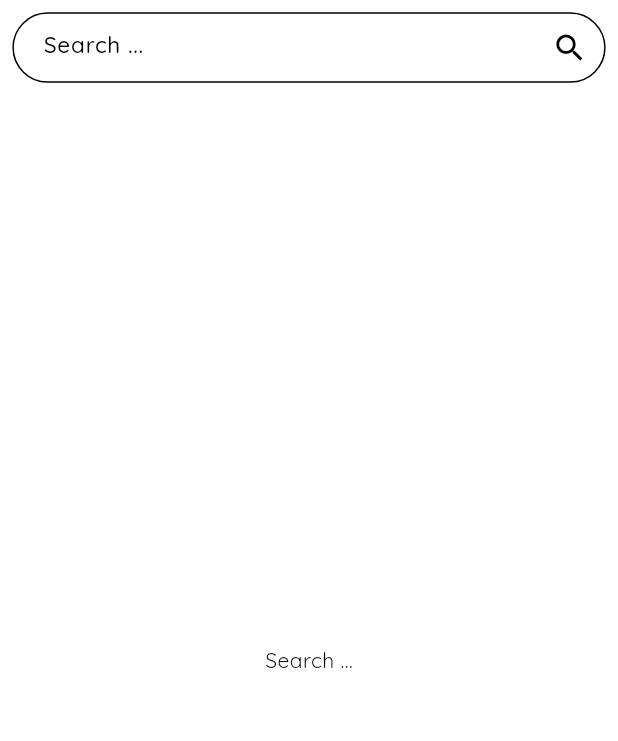
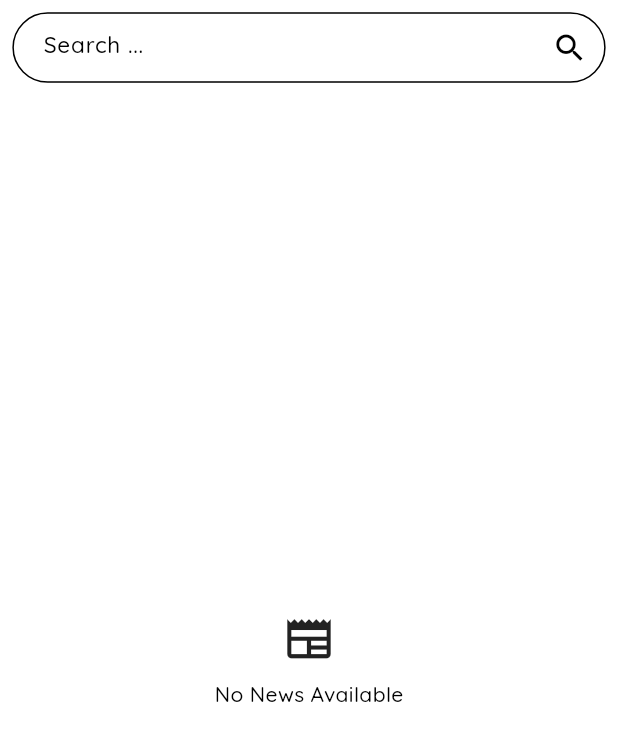
Before and after one commit to tharusha-theekshana/News_Beeper_Mobile_App_Flutter, a Flutter app: the SearchScreen screen opened directly, on a phone screen of 412 x 824 dp. Shown: the top 741 px of the screen. Run offline on Flutter 3.47's test engine with Material 3 defaults, Android fonts, the phone set to English and light mode, and no system bars; our stand-ins replace flutter_dotenv, flutter_tts, get, get_storage, internet_connection_checker; missing offline and left inert: rive_animated_icon; accounts and stored records are empty; network calls fail.

Commit message:
Add some animated icons.

```diff
--- a/lib/screens/search_screen.dart
+++ b/lib/screens/search_screen.dart
@@ -3,6 +3,7 @@ import 'package:get/get.dart';
 import 'package:get_storage/get_storage.dart';
 import 'package:news_beeper/utils/app_colors.dart';
 import 'package:news_beeper/widgets/custom_search_bar.dart';
+import 'package:rive_animated_icon/rive_animated_icon.dart';
 
 import '../controllers/news_controller.dart';
 import '../model/news_model.dart';
@@ -90,21 +91,36 @@ class _SearchScreenState extends State<SearchScreen> {
                     : Container(),
                 Obx(() {
                   if (controller.isLoading.value) {
-                    return const Expanded(
+                    return Expanded(
                       child: Center(
-                        child: SizedBox(
-                          height: 25.0,
-                          width: 25.0,
-                          child: CircularProgressIndicator(
+                        child: RiveAnimatedIcon(
+                            riveIcon: RiveIcon.search,
+                            width: 50,
+                            height: 50,
                             color: AppColors.redColor,
-                          ),
+                            strokeWidth: 3,
+                            loopAnimation: true,
+                            onTap: () {},
+                            onHover: (value){}
                         ),
                       ),
                     );
                   } else if (controller.searchNews.isEmpty) {
                     return const Expanded(
                       child: Center(
-                        child: Text("Search ..."),
+                        child: Column(
+                          mainAxisAlignment: MainAxisAlignment.center,
+                          crossAxisAlignment: CrossAxisAlignment.center,
+                          children: [
+                            Icon(Icons.newspaper_outlined,size: 35,),
+                            SizedBox(
+                              height: 10,
+                            ),
+                            Text("No News Available",style: TextStyle(
+                              fontWeight: FontWeight.w500
+                            ),)
+                          ],
+                        ),
                       ),
                     );
                   } else {
--- a/lib/widgets/custom_search_bar.dart
+++ b/lib/widgets/custom_search_bar.dart
@@ -29,12 +29,16 @@ class CustomSearchBar extends StatelessWidget {
           filled: true,
           focusedBorder: OutlineInputBorder(
               borderRadius: BorderRadius.circular(30.0),
-            borderSide: const BorderSide(
-              width: 1.0
+            borderSide: BorderSide(
+              width: 2.0,
+              color: Theme.of(context).dividerColor
             )
           ),
           border: OutlineInputBorder(
             borderRadius: BorderRadius.circular(25.0),
+            borderSide: BorderSide(
+              color: Theme.of(context).dividerColor
+            )
           ),
           hintText: " Search ...",
           hintStyle: const TextStyle(
--- a/pubspec.yaml
+++ b/pubspec.yaml
@@ -63,8 +63,11 @@ dependencies:
   # String formating
   intl: ^0.20.2
 
-  ## Text reader
+  # Text reader
   flutter_tts: ^4.2.2
+
+  # Animated icons
+  rive_animated_icon: ^2.0.3
 
 dev_dependencies:
   flutter_test:
```
Also changed, not shown: lib/screens/home_screen.dart (+13 -20 lines), pubspec.lock.
